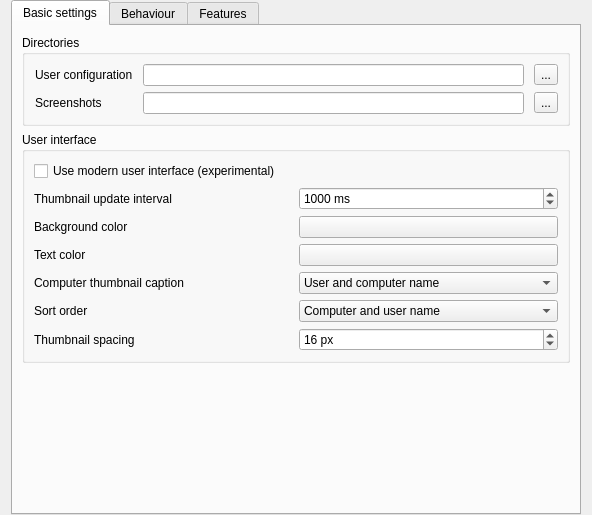
Qt form configurator/src/MasterConfigurationPage.ui (veyon/veyon) before a commit.
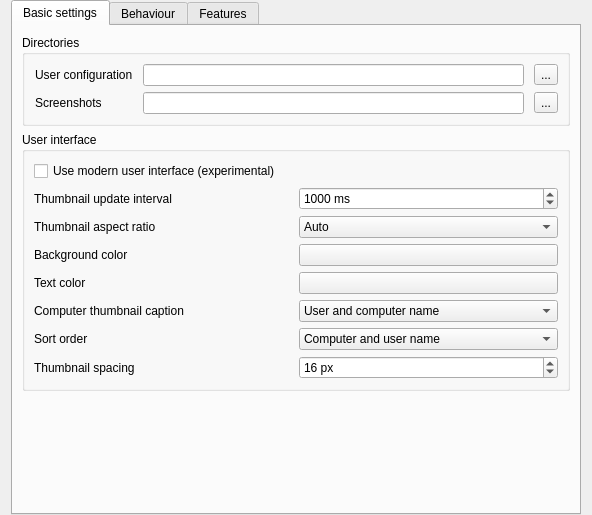
The same form after that commit. Icons and pictures are not drawn.

Commit message: ComputerListModel: add AspectRatio setting

The edit to the form file:
```diff
--- a/configurator/src/MasterConfigurationPage.ui
+++ b/configurator/src/MasterConfigurationPage.ui
@@ -82,43 +82,10 @@
           <string>User interface</string>
          </property>
          <layout class="QGridLayout" name="gridLayout_2">
-          <item row="3" column="0">
-           <widget class="QLabel" name="label_9">
-            <property name="text">
-             <string>Text color</string>
-            </property>
-           </widget>
-          </item>
-          <item row="4" column="0">
-           <widget class="QLabel" name="label_8">
-            <property name="text">
-             <string>Computer thumbnail caption</string>
-            </property>
-           </widget>
-          </item>
-          <item row="6" column="1">
-           <widget class="QComboBox" name="computerMonitoringSortOrder">
-            <item>
-             <property name="text">
-              <string>Computer and user name</string>
-             </property>
-            </item>
-            <item>
-             <property name="text">
-              <string>Only user name</string>
-             </property>
-            </item>
-            <item>
-             <property name="text">
-              <string>Only computer name</string>
-             </property>
-            </item>
-           </widget>
-          </item>
-          <item row="2" column="1">
-           <widget class="QPushButton" name="computerMonitoringBackgroundColor"/>
-          </item>
           <item row="4" column="1">
+           <widget class="QPushButton" name="computerMonitoringTextColor"/>
+          </item>
+          <item row="5" column="1">
            <widget class="QComboBox" name="computerDisplayRoleContent">
             <item>
              <property name="text">
@@ -137,44 +104,39 @@
             </item>
            </widget>
           </item>
+          <item row="9" column="1">
+           <widget class="QSpinBox" name="computerMonitoringThumbnailSpacing">
+            <property name="suffix">
+             <string> px</string>
+            </property>
+            <property name="prefix">
+             <string/>
+            </property>
+            <property name="minimum">
+             <number>2</number>
+            </property>
+            <property name="maximum">
+             <number>50</number>
+            </property>
+            <property name="value">
+             <number>16</number>
+            </property>
+           </widget>
+          </item>
+          <item row="5" column="0">
+           <widget class="QLabel" name="label_8">
+            <property name="text">
+             <string>Computer thumbnail caption</string>
+            </property>
+           </widget>
+          </item>
           <item row="7" column="0">
-           <widget class="QLabel" name="label_11">
-            <property name="text">
-             <string>Thumbnail spacing</string>
-            </property>
-           </widget>
-          </item>
-          <item row="0" column="0" colspan="2">
-           <widget class="QCheckBox" name="modernUserInterface">
-            <property name="text">
-             <string>Use modern user interface (experimental)</string>
-            </property>
-           </widget>
-          </item>
-          <item row="2" column="0">
-           <widget class="QLabel" name="label_6">
-            <property name="text">
-             <string>Background color</string>
-            </property>
-           </widget>
-          </item>
-          <item row="1" column="0">
-           <widget class="QLabel" name="label_7">
-            <property name="text">
-             <string>Thumbnail update interval</string>
-            </property>
-           </widget>
-          </item>
-          <item row="6" column="0">
            <widget class="QLabel" name="label_10">
             <property name="text">
              <string>Sort order</string>
             </property>
            </widget>
           </item>
-          <item row="3" column="1">
-           <widget class="QPushButton" name="computerMonitoringTextColor"/>
-          </item>
           <item row="1" column="1">
            <widget class="QSpinBox" name="computerMonitoringUpdateInterval">
             <property name="suffix">
@@ -194,25 +156,99 @@
             </property>
            </widget>
           </item>
+          <item row="3" column="0">
+           <widget class="QLabel" name="label_6">
+            <property name="text">
+             <string>Background color</string>
+            </property>
+           </widget>
+          </item>
           <item row="7" column="1">
-           <widget class="QSpinBox" name="computerMonitoringThumbnailSpacing">
-            <property name="suffix">
-             <string> px</string>
+           <widget class="QComboBox" name="computerMonitoringSortOrder">
+            <item>
+             <property name="text">
+              <string>Computer and user name</string>
+             </property>
+            </item>
+            <item>
+             <property name="text">
+              <string>Only user name</string>
+             </property>
+            </item>
+            <item>
+             <property name="text">
+              <string>Only computer name</string>
+             </property>
+            </item>
+           </widget>
+          </item>
+          <item row="9" column="0">
+           <widget class="QLabel" name="label_11">
+            <property name="text">
+             <string>Thumbnail spacing</string>
             </property>
-            <property name="prefix">
-             <string/>
+           </widget>
+          </item>
+          <item row="1" column="0">
+           <widget class="QLabel" name="label_7">
+            <property name="text">
+             <string>Thumbnail update interval</string>
             </property>
-            <property name="minimum">
-             <number>2</number>
+           </widget>
+          </item>
+          <item row="4" column="0">
+           <widget class="QLabel" name="label_9">
+            <property name="text">
+             <string>Text color</string>
             </property>
-            <property name="maximum">
-             <number>50</number>
+           </widget>
+          </item>
+          <item row="3" column="1">
+           <widget class="QPushButton" name="computerMonitoringBackgroundColor"/>
+          </item>
+          <item row="0" column="0" colspan="2">
+           <widget class="QCheckBox" name="modernUserInterface">
+            <property name="text">
+             <string>Use modern user interface (experimental)</string>
             </property>
-            <property name="value">
-             <number>16</number>
+           </widget>
+          </item>
+          <item row="2" column="0">
+           <widget class="QLabel" name="label_12">
+            <property name="text">
+             <string>Thumbnail aspect ratio</string>
             </property>
            </widget>
           </item>
+          <item row="2" column="1">
+           <widget class="QComboBox" name="computerMonitoringAspectRatio">
+            <item>
+             <property name="text">
+              <string>Auto</string>
+             </property>
+            </item>
+            <item>
+             <property name="text">
+              <string notr="true">16:9</string>
+             </property>
+            </item>
+            <item>
+             <property name="text">
+              <string notr="true">16:10</string>
+             </property>
+            </item>
+            <item>
+             <property name="text">
+              <string notr="true">3:2</string>
+             </property>
+            </item>
+            <item>
+             <property name="text">
+              <string notr="true">4:3</string>
+             </property>
+            </item>
+           </widget>
+          </item>
          </layout>
         </widget>
        </item>
```
Left out of the diff: 6 changed lines with no effect on the pictures. The commit also changes 3 other files.
